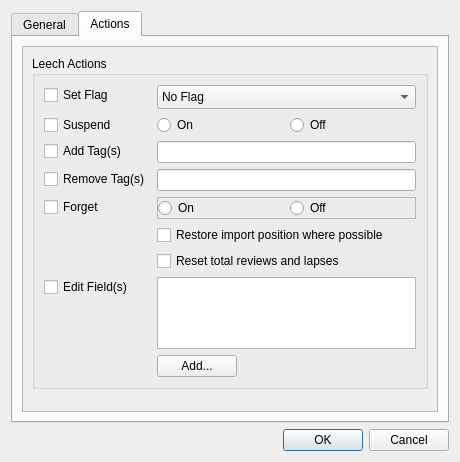
This is res/ui/options_dialog.ui in iamjustkoi/LeechToolkit as Qt 5 draws it before an edit. The edited form follows.
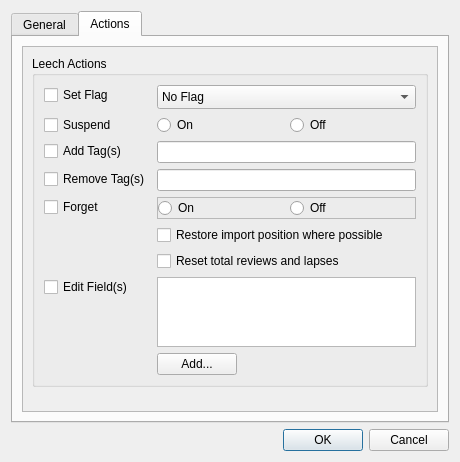
This is the edited form.

Commit message: Updated note selection UI

The edit to the form file:
```diff
--- a/res/ui/options_dialog.ui
+++ b/res/ui/options_dialog.ui
@@ -333,7 +333,7 @@
             <x>0</x>
             <y>0</y>
             <width>416</width>
-            <height>339</height>
+            <height>331</height>
            </rect>
           </property>
           <property name="sizePolicy">
@@ -561,11 +561,17 @@
                   <item>
                    <widget class="QListWidget" name="listWidget">
                     <property name="sizePolicy">
-                     <sizepolicy hsizetype="Expanding" vsizetype="Maximum">
+                     <sizepolicy hsizetype="Expanding" vsizetype="Expanding">
                       <horstretch>0</horstretch>
                       <verstretch>0</verstretch>
                      </sizepolicy>
                     </property>
+                    <property name="verticalScrollBarPolicy">
+                     <enum>Qt::ScrollBarAlwaysOff</enum>
+                    </property>
+                    <property name="horizontalScrollBarPolicy">
+                     <enum>Qt::ScrollBarAlwaysOff</enum>
+                    </property>
                     <property name="sizeAdjustPolicy">
                      <enum>QAbstractScrollArea::AdjustToContents</enum>
                     </property>
```
The commit also changes 2 other files.
